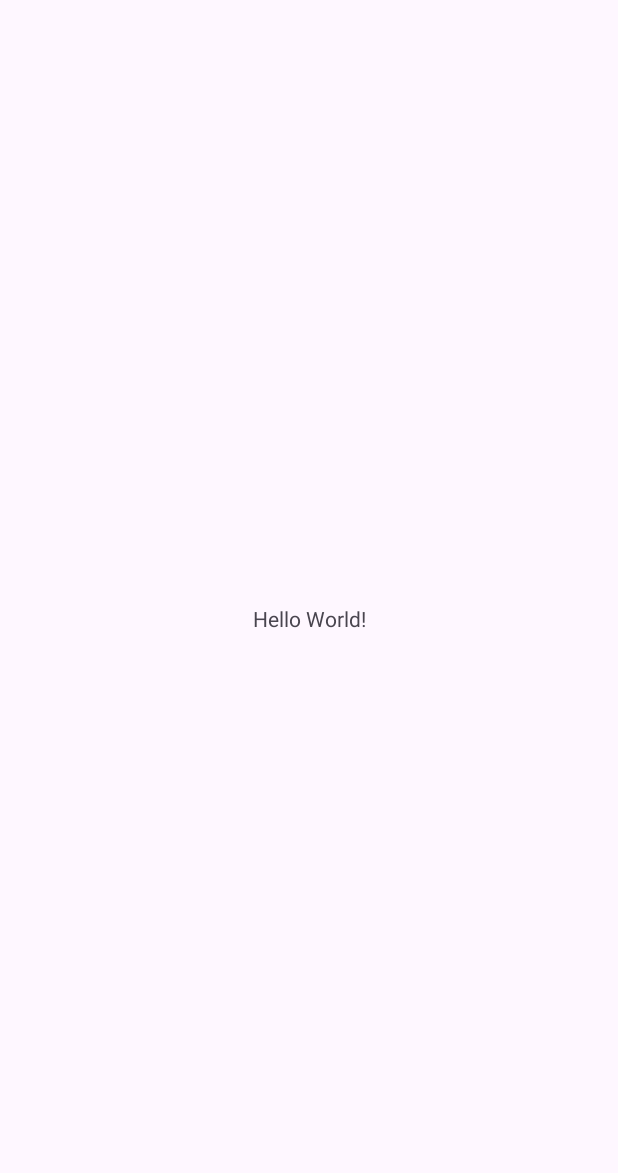
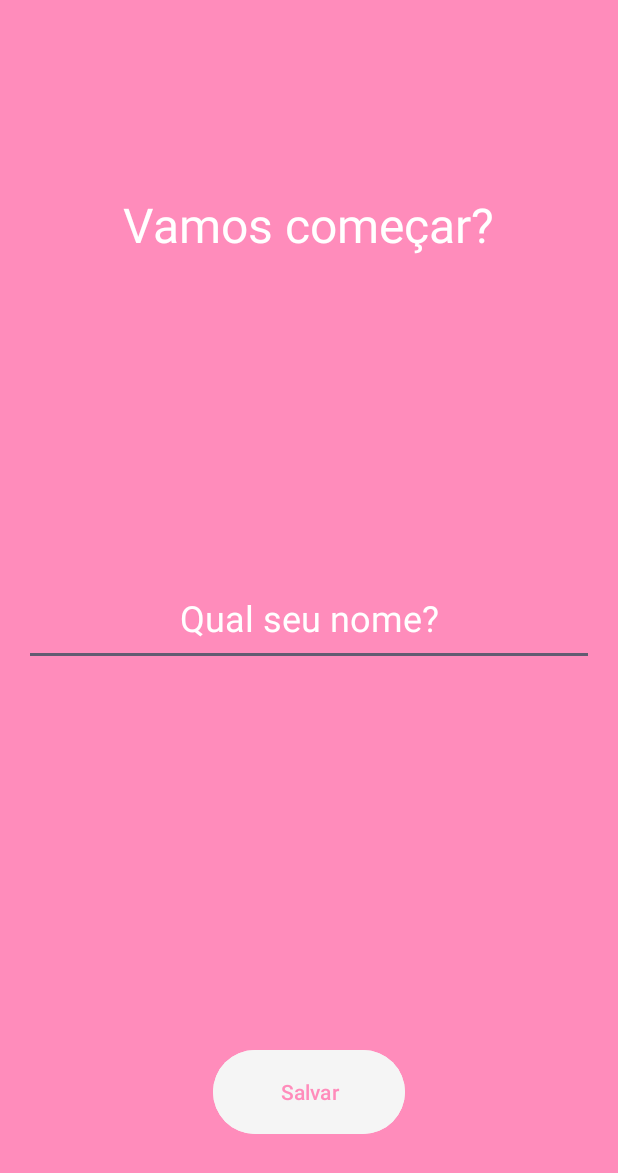
Before and after one commit to LuisFilipeLobo/MotiChat, an Android app: the screen it shows after launch (MainActivity), on a phone screen of 412 x 824 dp. Before the commit the part shown is almost empty. Shown: the top 1173 px of the screen. Run offline under Robolectric (Android 15) with nearby library versions, the phone set to English and light mode, and no system bars.

Commit message:
Adicionando Home Page

```diff
--- a/app/src/main/res/layout/activity_main.xml
+++ b/app/src/main/res/layout/activity_main.xml
@@ -1,18 +1,47 @@
 <?xml version="1.0" encoding="utf-8"?>
-<androidx.constraintlayout.widget.ConstraintLayout xmlns:android="http://schemas.android.com/apk/res/android"
-    xmlns:app="http://schemas.android.com/apk/res-auto"
+<RelativeLayout xmlns:android="http://schemas.android.com/apk/res/android"
     xmlns:tools="http://schemas.android.com/tools"
     android:layout_width="match_parent"
     android:layout_height="match_parent"
+    android:background="@color/pink"
     tools:context=".MainActivity">
 
     <TextView
+        android:id="@+id/text_lets_start"
         android:layout_width="wrap_content"
         android:layout_height="wrap_content"
-        android:text="Hello World!"
-        app:layout_constraintBottom_toBottomOf="parent"
-        app:layout_constraintEnd_toEndOf="parent"
-        app:layout_constraintStart_toStartOf="parent"
-        app:layout_constraintTop_toTopOf="parent" />
+        android:layout_centerHorizontal="true"
+        android:layout_marginTop="128dp"
+        android:text="@string/lets_start"
+        android:textColor="@color/white"
+        android:textSize="32sp" />
 
-</androidx.constraintlayout.widget.ConstraintLayout>
+    <EditText
+        android:id="@+id/edit_whats_your_name"
+        android:layout_width="match_parent"
+        android:layout_height="64dp"
+        android:layout_centerInParent="true"
+        android:layout_marginStart="16dp"
+        android:layout_marginTop="16dp"
+        android:layout_marginEnd="16dp"
+        android:layout_marginBottom="16dp"
+        android:autofillHints="name"
+        android:gravity="center"
+        android:hint="@string/whats_your_name"
+        android:inputType="text"
+        android:textColor="@color/white"
+        android:textColorHint="@color/white"
+        android:textSize="24sp" />
+
+    <Button
+        android:id="@+id/btn_save"
+        android:layout_width="128dp"
+        android:layout_height="64dp"
+        android:layout_alignParentBottom="true"
+        android:layout_centerHorizontal="true"
+        android:layout_marginBottom="64dp"
+        android:backgroundTint="@color/grey"
+        android:text="@string/save"
+        android:textColor="@color/pink" />
+
+</RelativeLayout>
--- a/app/src/main/res/values/colors.xml
+++ b/app/src/main/res/values/colors.xml
@@ -2,4 +2,6 @@
 <resources>
     <color name="black">#FF000000</color>
     <color name="white">#FFFFFFFF</color>
+    <color name="pink">#FF8CBB</color>
+    <color name="grey">#F5F5F5</color>
 </resources>
--- a/app/src/main/res/values/strings.xml
+++ b/app/src/main/res/values/strings.xml
@@ -1,3 +1,6 @@
 <resources>
     <string name="app_name">MotiChat</string>
+    <string name="whats_your_name">Qual seu nome?</string>
+    <string name="lets_start">Vamos começar?</string>
+    <string name="save">Salvar</string>
 </resources>
```
